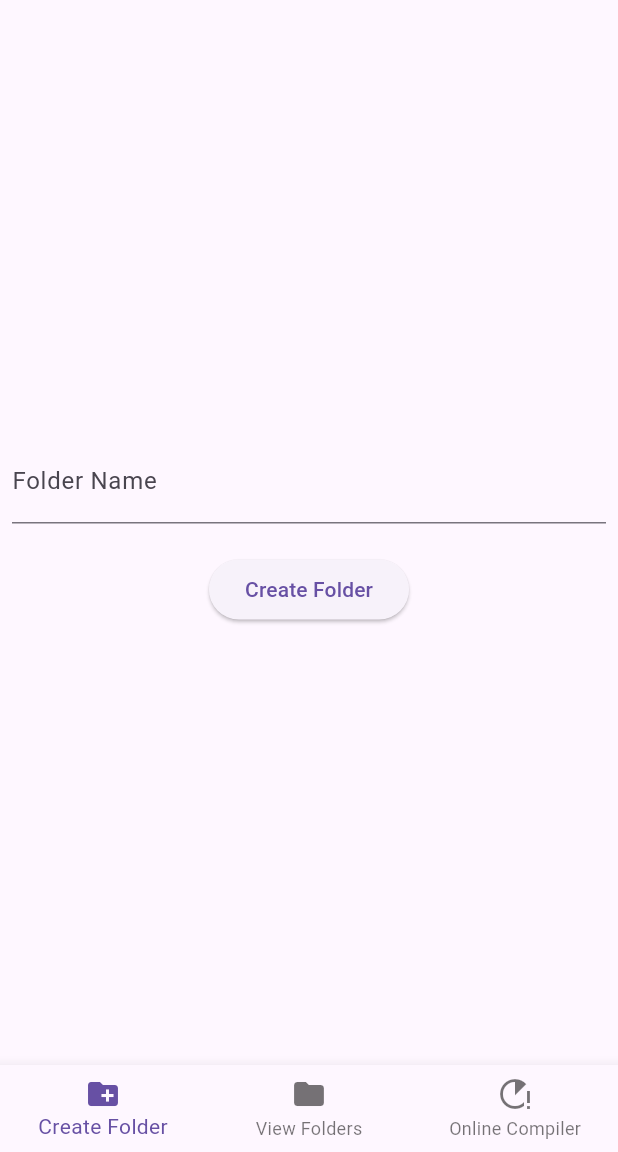
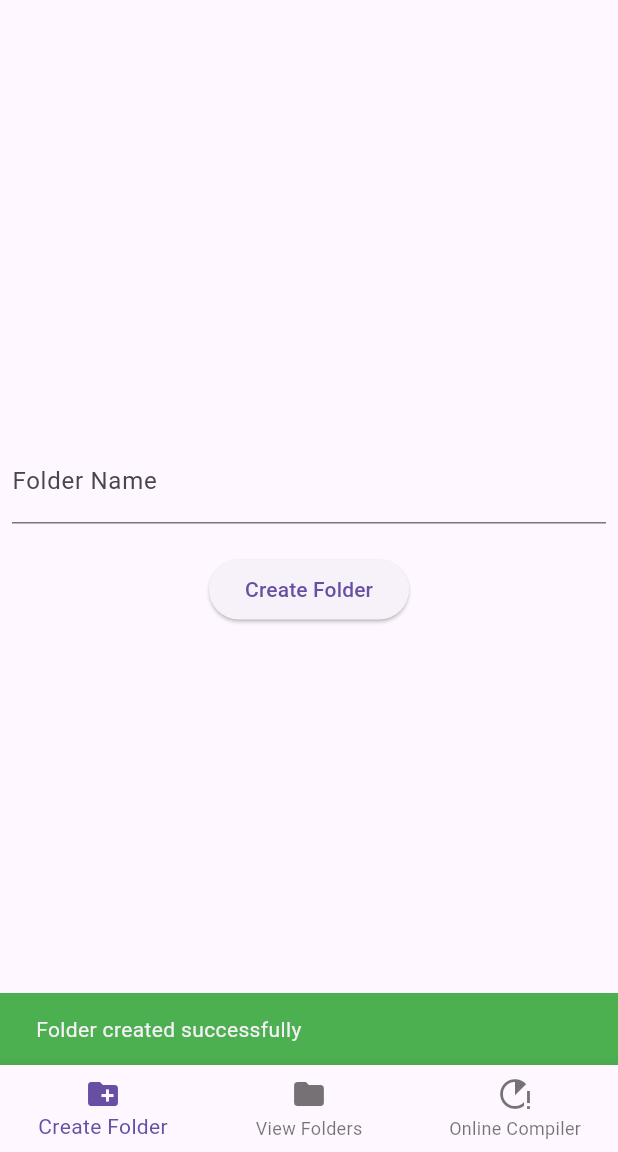
Before and after one commit to 21MH1A0579/compilerzone, a Flutter app: the screen it shows after launch, after a tap on "Create Folder", on a phone screen of 412 x 824 dp, the part 84-1236 px from its top. Run offline on Flutter 3.47's test engine with Material 3 defaults, Android fonts, the phone set to English and light mode, and no system bars; our stand-ins replace flutter_dotenv, flutter_highlight, flutter_svg, shared_preferences; missing offline and left inert: flutter_code_editor, highlight.

Commit message:
added slapshscreen and changed the UI

```diff
--- a/lib/main.dart
+++ b/lib/main.dart
@@ -1,5 +1,6 @@
 import 'package:compilerzone/screens/compiler.dart';
 import 'package:compilerzone/screens/create_folder.dart';
+import 'package:compilerzone/screens/splashscreen.dart';
 import 'package:compilerzone/screens/view_folders.dart';
 import 'package:flutter/material.dart';
 import 'package:flutter_dotenv/flutter_dotenv.dart';
@@ -14,7 +15,7 @@ class MyApp extends StatelessWidget {
   @override
   Widget build(BuildContext context) {
     return MaterialApp(
-      home: HomePage(),
+      home: SplashScreen(),
     );
   }
 }
--- a/lib/screens/create_folder.dart
+++ b/lib/screens/create_folder.dart
@@ -22,7 +22,12 @@ class _CreateFolderScreenState extends State<CreateFolderScreen> {
 
     await prefs.setString('playground', jsonEncode(folders));
 
-    print(folders);
+    ScaffoldMessenger.of(context).showSnackBar(
+      SnackBar(
+        backgroundColor: Colors.green,
+        content: Text('Folder created successfully'),
+      ),
+    );
   }
 
   @override
--- /dev/null
+++ b/lib/screens/splashscreen.dart
@@ -0,0 +1,74 @@
+import 'package:compilerzone/main.dart';
+import 'package:flutter/material.dart';
+import 'package:flutter_svg/flutter_svg.dart';
+class SplashScreen extends StatefulWidget {
+  const SplashScreen({super.key});
+
+  @override
+  _SplashScreenState createState() {
+    return _SplashScreenState();
+  }
+}
+
+class _SplashScreenState extends State<SplashScreen> with SingleTickerProviderStateMixin {
+  late AnimationController _controller;
+  late Animation<double> _animation;
+
+  @override
+  void initState() {
+    super.initState();
+
+    _controller = AnimationController(
+      duration: const Duration(seconds: 3),
+      vsync: this,
+    );
+    _animation = Tween<double>(begin: 1.2, end: 2.1).animate(CurvedAnimation(
+      parent: _controller,
+      curve: Curves.decelerate,
+    ));
+
+
+    _controller.forward();
+
+    _navigateToHome();
+  }
+
+  _navigateToHome() async {
+    await Future.delayed(const Duration(seconds: 3), () {});
+    Navigator.pushReplacement(
+      context,
+      MaterialPageRoute(builder: (context) =>  HomePage()),
+    );
+  }
+
+  @override
+  void dispose() {
+    _controller.dispose();
+    super.dispose();
+  }
+
+  @override
+  Widget build(BuildContext context) {
+    return Scaffold(
+      backgroundColor: Color.fromRGBO(255, 229, 230,1),
+      body: Center(
+        child: AnimatedBuilder(
+          animation: _animation,
+          builder: (context, child) {
+            return Transform.scale(
+              scale: _animation.value,
+              child: child,
+            );},
+          child: ClipOval(
+            child: SvgPicture.asset(
+              'assets/devplaysvg.svg',
+              width: 200,
+              height: 200,
+              fit: BoxFit.cover,
+            ),
+          ),
+        ),
+      ),
+    );
+  }
+}
--- a/pubspec.yaml
+++ b/pubspec.yaml
@@ -39,6 +39,7 @@ dependencies:
   http:
   flutter_dotenv: ^5.1.0
   shared_preferences:
+  flutter_svg: ^2.0.10+1
 
 dev_dependencies:
   flutter_test:
@@ -65,6 +66,7 @@ flutter:
   # To add assets to your application, add an assets section, like this:
   assets:
      - apikey.env
+     - assets/
   # An image asset can refer to one or more resolution-specific "variants", see
   # https://flutter.dev/assets-and-images/#resolution-aware
 
```
Also changed, not shown: lib/screens/view_folders.dart (+40 -4 lines), assets/devplaysvg.svg (added), pubspec.lock.
